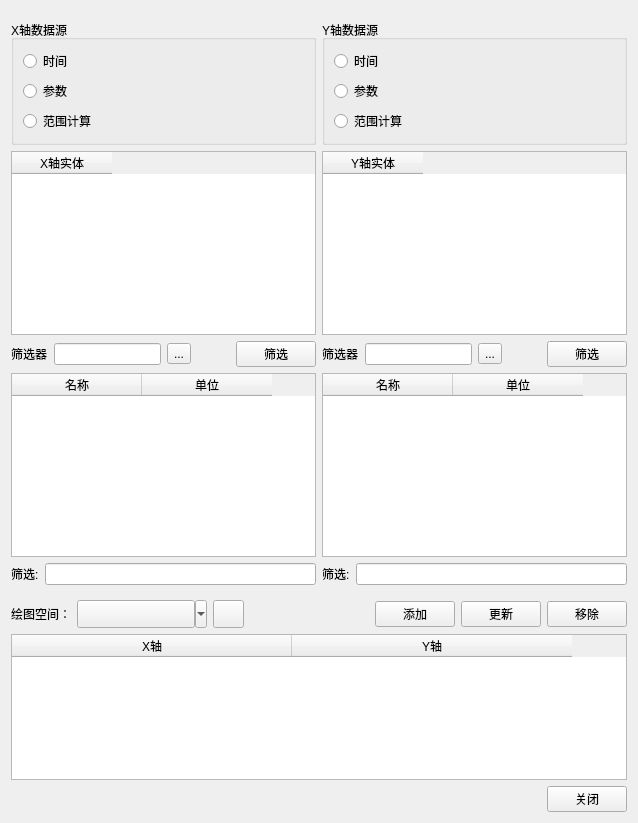
Before: the Qt Designer form AddPlotPair.ui in whatudone/plotxy, drawn with Qt 5.
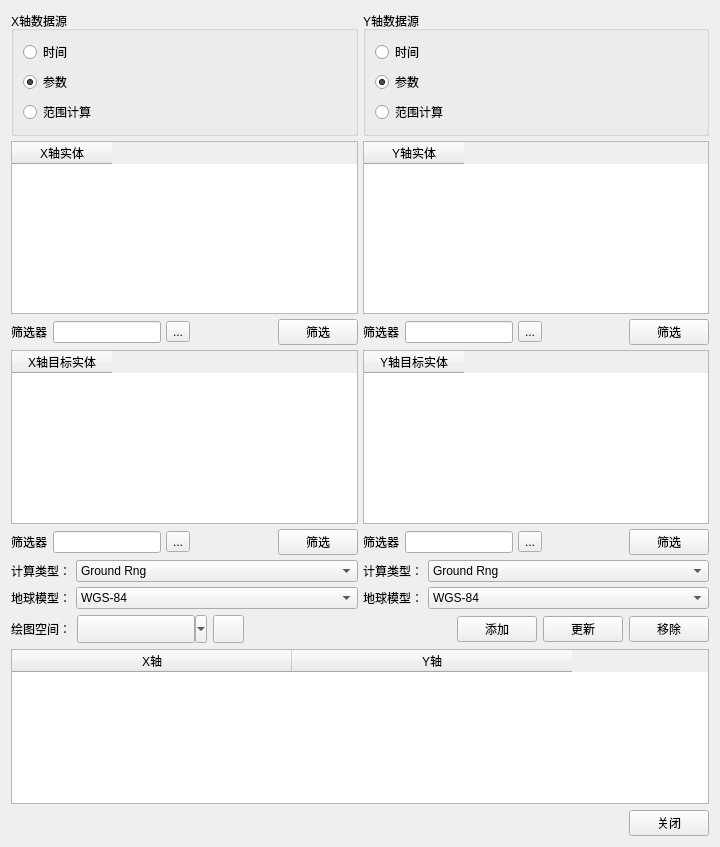
After: the same form once the commit is applied. The open tabs and pages were chosen to show the change.

The edit to the form file:
```diff
--- a/AddPlotPair.ui
+++ b/AddPlotPair.ui
@@ -6,8 +6,8 @@
    <rect>
     <x>0</x>
     <y>0</y>
-    <width>638</width>
-    <height>823</height>
+    <width>720</width>
+    <height>847</height>
    </rect>
   </property>
   <property name="windowTitle">
@@ -174,15 +174,24 @@
       </layout>
      </widget>
      <widget class="QWidget" name="page_2">
-      <layout class="QVBoxLayout" name="verticalLayout_2">
-       <property name="leftMargin">
-        <number>0</number>
-       </property>
-       <property name="rightMargin">
-        <number>0</number>
-       </property>
-       <item>
         <layout class="QHBoxLayout" name="horizontalLayout_19">
+       <property name="spacing">
+        <number>5</number>
+       </property>
+       <property name="leftMargin">
+        <number>0</number>
+       </property>
+       <property name="topMargin">
+        <number>0</number>
+       </property>
+       <property name="rightMargin">
+        <number>0</number>
+       </property>
+       <property name="bottomMargin">
+        <number>0</number>
+       </property>
+       <item>
+        <layout class="QVBoxLayout" name="verticalLayout_24">
          <item>
           <widget class="QGroupBox" name="groupBox_3">
            <property name="title">
@@ -220,6 +229,9 @@
                 <property name="text">
                  <string>参数</string>
                 </property>
+                <property name="checked">
+                 <bool>true</bool>
+                </property>
                </widget>
               </item>
               <item>
@@ -265,6 +277,342 @@
           </widget>
          </item>
          <item>
+          <widget class="QStackedWidget" name="stackedWidget_2">
+           <property name="currentIndex">
+            <number>0</number>
+           </property>
+           <widget class="QWidget" name="page_5">
+            <layout class="QVBoxLayout" name="verticalLayout_14">
+             <property name="spacing">
+              <number>0</number>
+             </property>
+             <property name="leftMargin">
+              <number>0</number>
+             </property>
+             <property name="topMargin">
+              <number>0</number>
+             </property>
+             <property name="rightMargin">
+              <number>0</number>
+             </property>
+             <property name="bottomMargin">
+              <number>0</number>
+             </property>
+             <item>
+              <widget class="QLabel" name="label_14">
+               <property name="frameShape">
+                <enum>QFrame::Box</enum>
+               </property>
+               <property name="frameShadow">
+                <enum>QFrame::Sunken</enum>
+               </property>
+               <property name="text">
+                <string/>
+               </property>
+              </widget>
+             </item>
+             <item>
+              <widget class="QLabel" name="label_15">
+               <property name="frameShape">
+                <enum>QFrame::Box</enum>
+               </property>
+               <property name="frameShadow">
+                <enum>QFrame::Sunken</enum>
+               </property>
+               <property name="text">
+                <string>Time Data</string>
+               </property>
+               <property name="alignment">
+                <set>Qt::AlignCenter</set>
+               </property>
+              </widget>
+             </item>
+            </layout>
+           </widget>
+           <widget class="QWidget" name="page_6">
+            <layout class="QVBoxLayout" name="verticalLayout_15">
+             <property name="spacing">
+              <number>5</number>
+             </property>
+             <property name="leftMargin">
+              <number>0</number>
+             </property>
+             <property name="topMargin">
+              <number>0</number>
+             </property>
+             <property name="rightMargin">
+              <number>0</number>
+             </property>
+             <property name="bottomMargin">
+              <number>0</number>
+             </property>
+             <item>
+              <layout class="QVBoxLayout" name="verticalLayout_2">
+               <item>
+                <widget class="QTableWidget" name="tableWidget_Entity_2">
+                 <column>
+                  <property name="text">
+                   <string>X轴实体</string>
+                  </property>
+                 </column>
+                </widget>
+               </item>
+               <item>
+                <layout class="QHBoxLayout" name="horizontalLayout_10">
+                 <item>
+                  <widget class="QLabel" name="label_5">
+                   <property name="text">
+                    <string>筛选器</string>
+                   </property>
+                  </widget>
+                 </item>
+                 <item>
+                  <widget class="QLineEdit" name="lineEdit_5"/>
+                 </item>
+                 <item>
+                  <widget class="QToolButton" name="toolButton_3">
+                   <property name="text">
+                    <string>...</string>
+                   </property>
+                  </widget>
+                 </item>
+                 <item>
+                  <spacer name="horizontalSpacer_15">
+                   <property name="orientation">
+                    <enum>Qt::Horizontal</enum>
+                   </property>
+                   <property name="sizeHint" stdset="0">
+                    <size>
+                     <width>40</width>
+                     <height>20</height>
+                    </size>
+                   </property>
+                  </spacer>
+                 </item>
+                 <item>
+                  <widget class="QPushButton" name="pushButton_8">
+                   <property name="text">
+                    <string>筛选</string>
+                   </property>
+                  </widget>
+                 </item>
+                </layout>
+               </item>
+              </layout>
+             </item>
+             <item>
+              <layout class="QVBoxLayout" name="verticalLayout_12">
+               <item>
+                <widget class="QTableWidget" name="tableWidget_nameUnits_2">
+                 <attribute name="horizontalHeaderDefaultSectionSize">
+                  <number>130</number>
+                 </attribute>
+                 <column>
+                  <property name="text">
+                   <string>名称</string>
+                  </property>
+                 </column>
+                 <column>
+                  <property name="text">
+                   <string>单位</string>
+                  </property>
+                 </column>
+                </widget>
+               </item>
+               <item>
+                <layout class="QHBoxLayout" name="horizontalLayout_18">
+                 <item>
+                  <widget class="QLabel" name="label_6">
+                   <property name="text">
+                    <string>筛选:</string>
+                   </property>
+                  </widget>
+                 </item>
+                 <item>
+                  <widget class="QLineEdit" name="lineEdit_6"/>
+                 </item>
+                </layout>
+               </item>
+              </layout>
+             </item>
+            </layout>
+           </widget>
+           <widget class="QWidget" name="page_7">
+            <layout class="QVBoxLayout" name="verticalLayout_18">
+             <property name="spacing">
+              <number>5</number>
+             </property>
+             <property name="leftMargin">
+              <number>0</number>
+             </property>
+             <property name="topMargin">
+              <number>0</number>
+             </property>
+             <property name="rightMargin">
+              <number>0</number>
+             </property>
+             <property name="bottomMargin">
+              <number>0</number>
+             </property>
+             <item>
+              <layout class="QVBoxLayout" name="verticalLayout_16">
+               <item>
+                <widget class="QTableWidget" name="tableWidget_Entity_5">
+                 <column>
+                  <property name="text">
+                   <string>X轴实体</string>
+                  </property>
+                 </column>
+                </widget>
+               </item>
+               <item>
+                <layout class="QHBoxLayout" name="horizontalLayout_20">
+                 <item>
+                  <widget class="QLabel" name="label_16">
+                   <property name="text">
+                    <string>筛选器</string>
+                   </property>
+                  </widget>
+                 </item>
+                 <item>
+                  <widget class="QLineEdit" name="lineEdit_9"/>
+                 </item>
+                 <item>
+                  <widget class="QToolButton" name="toolButton_5">
+                   <property name="text">
+                    <string>...</string>
+                   </property>
+                  </widget>
+                 </item>
+                 <item>
+                  <spacer name="horizontalSpacer_19">
+                   <property name="orientation">
+                    <enum>Qt::Horizontal</enum>
+                   </property>
+                   <property name="sizeHint" stdset="0">
+                    <size>
+                     <width>40</width>
+                     <height>20</height>
+                    </size>
+                   </property>
+                  </spacer>
+                 </item>
+                 <item>
+                  <widget class="QPushButton" name="pushButton_9">
+                   <property name="text">
+                    <string>筛选</string>
+                   </property>
+                  </widget>
+                 </item>
+                </layout>
+               </item>
+              </layout>
+             </item>
+             <item>
+              <layout class="QVBoxLayout" name="verticalLayout_17">
+               <item>
+                <widget class="QTableWidget" name="tableWidget_Entity_6">
+                 <column>
+                  <property name="text">
+                   <string>X轴目标实体</string>
+                  </property>
+                 </column>
+                </widget>
+               </item>
+               <item>
+                <layout class="QHBoxLayout" name="horizontalLayout_21">
+                 <item>
+                  <widget class="QLabel" name="label_17">
+                   <property name="text">
+                    <string>筛选器</string>
+                   </property>
+                  </widget>
+                 </item>
+                 <item>
+                  <widget class="QLineEdit" name="lineEdit_10"/>
+                 </item>
+                 <item>
+                  <widget class="QToolButton" name="toolButton_6">
+                   <property name="text">
+                    <string>...</string>
+                   </property>
+                  </widget>
+                 </item>
+                 <item>
+                  <spacer name="horizontalSpacer_20">
+                   <property name="orientation">
+                    <enum>Qt::Horizontal</enum>
+                   </property>
+                   <property name="sizeHint" stdset="0">
+                    <size>
+                     <width>40</width>
+                     <height>20</height>
+                    </size>
+                   </property>
+                  </spacer>
+                 </item>
+                 <item>
+                  <widget class="QPushButton" name="pushButton_10">
+                   <property name="text">
+                    <string>筛选</string>
+                   </property>
+                  </widget>
+                 </item>
+                </layout>
+               </item>
+              </layout>
+             </item>
+             <item>
+              <layout class="QGridLayout" name="gridLayout" columnstretch="0,1">
+               <item row="0" column="0">
+                <widget class="QLabel" name="label_18">
+                 <property name="text">
+                  <string>计算类型：</string>
+                 </property>
+                </widget>
+               </item>
+               <item row="0" column="1">
+                <widget class="QComboBox" name="comboBox">
+                 <property name="minimumSize">
+                  <size>
+                   <width>0</width>
+                   <height>0</height>
+                  </size>
+                 </property>
+                 <item>
+                  <property name="text">
+                   <string>Ground Rng</string>
+                  </property>
+                 </item>
+                </widget>
+               </item>
+               <item row="1" column="0">
+                <widget class="QLabel" name="label_19">
+                 <property name="text">
+                  <string>地球模型：</string>
+                 </property>
+                </widget>
+               </item>
+               <item row="1" column="1">
+                <widget class="QComboBox" name="comboBox_2">
+                 <item>
+                  <property name="text">
+                   <string>WGS-84</string>
+                  </property>
+                 </item>
+                </widget>
+               </item>
+              </layout>
+             </item>
+            </layout>
+           </widget>
+          </widget>
+         </item>
+        </layout>
+       </item>
+       <item>
+        <layout class="QVBoxLayout" name="verticalLayout_25">
+         <item>
           <widget class="QGroupBox" name="groupBox_2">
            <property name="title">
             <string>Y轴数据源</string>
@@ -301,6 +649,9 @@
                 <property name="text">
                  <string>参数</string>
                 </property>
+                <property name="checked">
+                 <bool>true</bool>
+                </property>
                </widget>
               </item>
               <item>
@@ -345,19 +696,78 @@
            </layout>
           </widget>
          </item>
-        </layout>
-       </item>
-       <item>
-        <layout class="QHBoxLayout" name="horizontalLayout_20">
-         <item>
-          <widget class="QTableWidget" name="tableWidget_Entity_2">
-           <column>
-            <property name="text">
-             <string>X轴实体</string>
-            </property>
-           </column>
-          </widget>
-         </item>
+         <item>
+          <widget class="QStackedWidget" name="stackedWidget_3">
+           <property name="currentIndex">
+            <number>1</number>
+           </property>
+           <widget class="QWidget" name="page_8">
+            <layout class="QVBoxLayout" name="verticalLayout_19">
+             <property name="spacing">
+              <number>0</number>
+             </property>
+             <property name="leftMargin">
+              <number>0</number>
+             </property>
+             <property name="topMargin">
+              <number>0</number>
+             </property>
+             <property name="rightMargin">
+              <number>0</number>
+             </property>
+             <property name="bottomMargin">
+              <number>0</number>
+             </property>
+             <item>
+              <widget class="QLabel" name="label_21">
+               <property name="frameShape">
+                <enum>QFrame::Box</enum>
+               </property>
+               <property name="frameShadow">
+                <enum>QFrame::Sunken</enum>
+               </property>
+               <property name="text">
+                <string/>
+               </property>
+              </widget>
+             </item>
+             <item>
+              <widget class="QLabel" name="label_20">
+               <property name="frameShape">
+                <enum>QFrame::Box</enum>
+               </property>
+               <property name="frameShadow">
+                <enum>QFrame::Sunken</enum>
+               </property>
+               <property name="text">
+                <string>Time Data</string>
+               </property>
+               <property name="alignment">
+                <set>Qt::AlignCenter</set>
+               </property>
+              </widget>
+             </item>
+            </layout>
+           </widget>
+           <widget class="QWidget" name="page_9">
+            <layout class="QVBoxLayout" name="verticalLayout_20">
+             <property name="spacing">
+              <number>5</number>
+             </property>
+             <property name="leftMargin">
+              <number>0</number>
+             </property>
+             <property name="topMargin">
+              <number>0</number>
+             </property>
+             <property name="rightMargin">
+              <number>0</number>
+             </property>
+             <property name="bottomMargin">
+              <number>0</number>
+             </property>
+             <item>
+              <layout class="QVBoxLayout" name="verticalLayout_11">
          <item>
           <widget class="QTableWidget" name="tableWidget_Entity_3">
            <column>
@@ -367,51 +777,6 @@
            </column>
           </widget>
          </item>
-        </layout>
-       </item>
-       <item>
-        <layout class="QHBoxLayout" name="horizontalLayout_21">
-         <item>
-          <layout class="QHBoxLayout" name="horizontalLayout_17">
-           <item>
-            <widget class="QLabel" name="label_5">
-             <property name="text">
-              <string>筛选器</string>
-             </property>
-            </widget>
-           </item>
-           <item>
-            <widget class="QLineEdit" name="lineEdit_5"/>
-           </item>
-           <item>
-            <widget class="QToolButton" name="toolButton_3">
-             <property name="text">
-              <string>...</string>
-             </property>
-            </widget>
-           </item>
-           <item>
-            <spacer name="horizontalSpacer_15">
-             <property name="orientation">
-              <enum>Qt::Horizontal</enum>
-             </property>
-             <property name="sizeHint" stdset="0">
-              <size>
-               <width>40</width>
-               <height>20</height>
-              </size>
-             </property>
-            </spacer>
-           </item>
-           <item>
-            <widget class="QPushButton" name="pushButton_8">
-             <property name="text">
-              <string>筛选</string>
-             </property>
-            </widget>
-           </item>
-          </layout>
-         </item>
          <item>
           <layout class="QHBoxLayout" name="horizontalLayout_12">
            <item>
@@ -456,24 +821,7 @@
         </layout>
        </item>
        <item>
-        <layout class="QHBoxLayout" name="horizontalLayout_22">
-         <item>
-          <widget class="QTableWidget" name="tableWidget_nameUnits_2">
-           <attribute name="horizontalHeaderDefaultSectionSize">
-            <number>130</number>
-           </attribute>
-           <column>
-            <property name="text">
-             <string>名称</string>
-            </property>
-           </column>
-           <column>
-            <property name="text">
-             <string>单位</string>
-            </property>
-           </column>
-          </widget>
-         </item>
+              <layout class="QVBoxLayout" name="verticalLayout_13">
          <item>
           <widget class="QTableWidget" name="tableWidget_nameUnits_3">
            <attribute name="horizontalHeaderDefaultSectionSize">
@@ -491,26 +839,8 @@
            </column>
           </widget>
          </item>
-        </layout>
-       </item>
        <item>
-        <layout class="QHBoxLayout" name="horizontalLayout_23">
-         <item>
-          <layout class="QHBoxLayout" name="horizontalLayout_18">
-           <item>
-            <widget class="QLabel" name="label_6">
-             <property name="text">
-              <string>筛选:</string>
-             </property>
-            </widget>
-           </item>
-           <item>
-            <widget class="QLineEdit" name="lineEdit_6"/>
-           </item>
-          </layout>
-         </item>
-         <item>
-          <layout class="QHBoxLayout" name="horizontalLayout_10">
+                <layout class="QHBoxLayout" name="horizontalLayout_17">
            <item>
             <widget class="QLabel" name="label_3">
              <property name="text">
@@ -527,6 +857,181 @@
        </item>
       </layout>
      </widget>
+           <widget class="QWidget" name="page_10">
+            <layout class="QVBoxLayout" name="verticalLayout_23">
+             <property name="spacing">
+              <number>5</number>
+             </property>
+             <property name="leftMargin">
+              <number>0</number>
+             </property>
+             <property name="topMargin">
+              <number>0</number>
+             </property>
+             <property name="rightMargin">
+              <number>0</number>
+             </property>
+             <property name="bottomMargin">
+              <number>0</number>
+             </property>
+             <item>
+              <layout class="QVBoxLayout" name="verticalLayout_21">
+               <item>
+                <widget class="QTableWidget" name="tableWidget_Entity_7">
+                 <column>
+                  <property name="text">
+                   <string>Y轴实体</string>
+                  </property>
+                 </column>
+                </widget>
+               </item>
+               <item>
+                <layout class="QHBoxLayout" name="horizontalLayout_22">
+                 <item>
+                  <widget class="QLabel" name="label_22">
+                   <property name="text">
+                    <string>筛选器</string>
+                   </property>
+                  </widget>
+                 </item>
+                 <item>
+                  <widget class="QLineEdit" name="lineEdit_11"/>
+                 </item>
+                 <item>
+                  <widget class="QToolButton" name="toolButton_7">
+                   <property name="text">
+                    <string>...</string>
+                   </property>
+                  </widget>
+                 </item>
+                 <item>
+                  <spacer name="horizontalSpacer_21">
+                   <property name="orientation">
+                    <enum>Qt::Horizontal</enum>
+                   </property>
+                   <property name="sizeHint" stdset="0">
+                    <size>
+                     <width>40</width>
+                     <height>20</height>
+                    </size>
+                   </property>
+                  </spacer>
+                 </item>
+                 <item>
+                  <widget class="QPushButton" name="pushButton_11">
+                   <property name="text">
+                    <string>筛选</string>
+                   </property>
+                  </widget>
+                 </item>
+                </layout>
+               </item>
+              </layout>
+             </item>
+             <item>
+              <layout class="QVBoxLayout" name="verticalLayout_22">
+               <item>
+                <widget class="QTableWidget" name="tableWidget_Entity_8">
+                 <column>
+                  <property name="text">
+                   <string>Y轴目标实体</string>
+                  </property>
+                 </column>
+                </widget>
+               </item>
+               <item>
+                <layout class="QHBoxLayout" name="horizontalLayout_23">
+                 <item>
+                  <widget class="QLabel" name="label_23">
+                   <property name="text">
+                    <string>筛选器</string>
+                   </property>
+                  </widget>
+                 </item>
+                 <item>
+                  <widget class="QLineEdit" name="lineEdit_12"/>
+                 </item>
+                 <item>
+                  <widget class="QToolButton" name="toolButton_8">
+                   <property name="text">
+                    <string>...</string>
+                   </property>
+                  </widget>
+                 </item>
+                 <item>
+                  <spacer name="horizontalSpacer_22">
+                   <property name="orientation">
+                    <enum>Qt::Horizontal</enum>
+                   </property>
+                   <property name="sizeHint" stdset="0">
+                    <size>
+                     <width>40</width>
+                     <height>20</height>
+                    </size>
+                   </property>
+                  </spacer>
+                 </item>
+                 <item>
+                  <widget class="QPushButton" name="pushButton_12">
+                   <property name="text">
+                    <string>筛选</string>
+                   </property>
+                  </widget>
+                 </item>
+                </layout>
+               </item>
+              </layout>
+             </item>
+             <item>
+              <layout class="QGridLayout" name="gridLayout_2" columnstretch="0,1">
+               <item row="0" column="0">
+                <widget class="QLabel" name="label_24">
+                 <property name="text">
+                  <string>计算类型：</string>
+                 </property>
+                </widget>
+               </item>
+               <item row="0" column="1">
+                <widget class="QComboBox" name="comboBox_3">
+                 <property name="minimumSize">
+                  <size>
+                   <width>0</width>
+                   <height>0</height>
+                  </size>
+                 </property>
+                 <item>
+                  <property name="text">
+                   <string>Ground Rng</string>
+                  </property>
+                 </item>
+                </widget>
+               </item>
+               <item row="1" column="0">
+                <widget class="QLabel" name="label_25">
+                 <property name="text">
+                  <string>地球模型：</string>
+                 </property>
+                </widget>
+               </item>
+               <item row="1" column="1">
+                <widget class="QComboBox" name="comboBox_4">
+                 <item>
+                  <property name="text">
+                   <string>WGS-84</string>
+                  </property>
+                 </item>
+                </widget>
+               </item>
+              </layout>
+             </item>
+            </layout>
+           </widget>
+          </widget>
+         </item>
+        </layout>
+       </item>
+      </layout>
+     </widget>
      <widget class="QWidget" name="page_3">
       <layout class="QHBoxLayout" name="horizontalLayout_26">
        <property name="leftMargin">
```
Left out of the diff: 316 changed lines with no effect on the pictures. Lines whose indentation alone changed are shown as unchanged.
